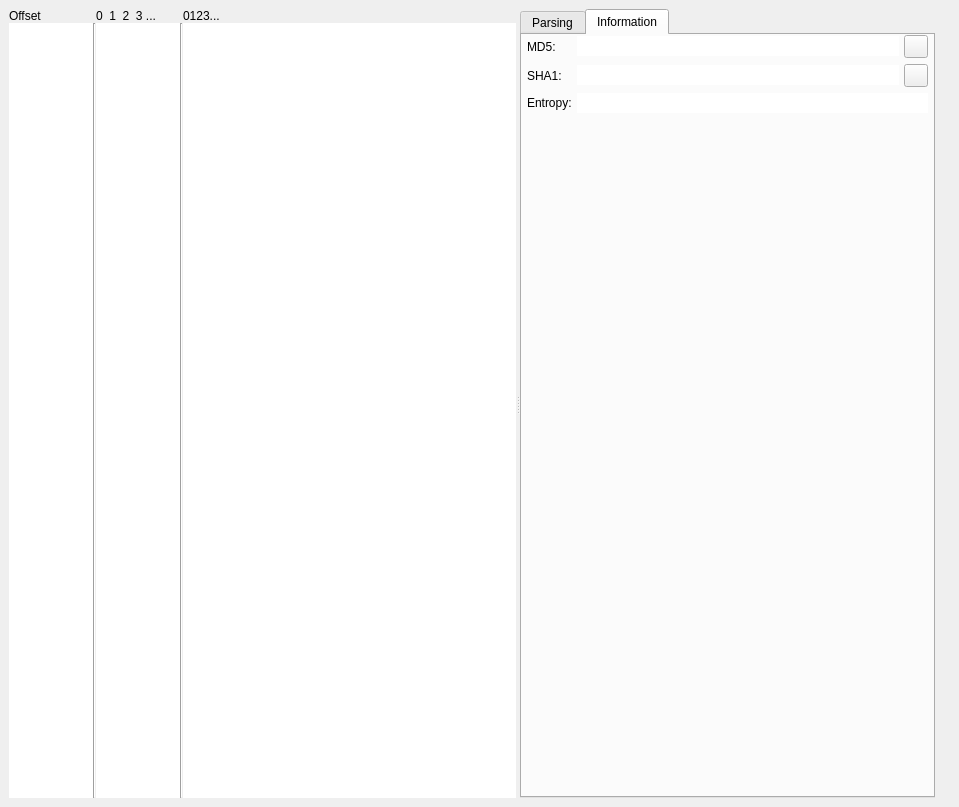
rizinorg/cutter, file src/widgets/HexdumpWidget.ui: the form before one commit.
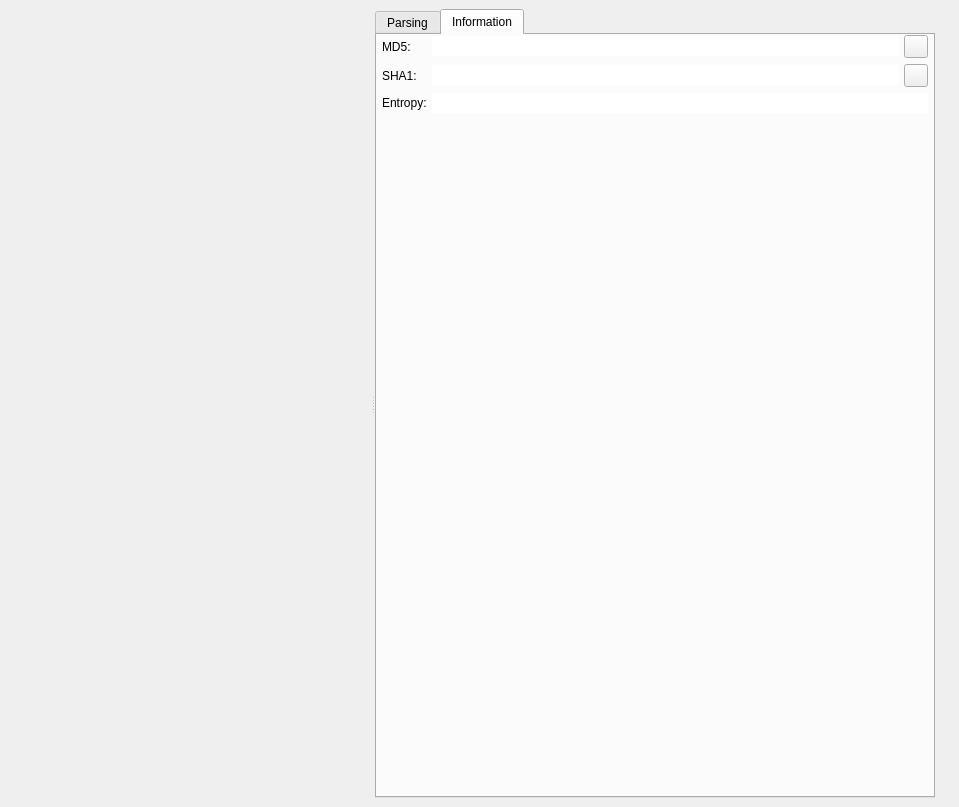
The form after the commit. Icons and pictures are not drawn. Custom widgets are drawn as their Qt base class.

Commit message: Seperate Widget showing grid of bytes from rest of the hexdump panel.

```diff
--- a/src/widgets/HexdumpWidget.ui
+++ b/src/widgets/HexdumpWidget.ui
@@ -32,192 +32,13 @@
       <property name="orientation">
        <enum>Qt::Horizontal</enum>
       </property>
-      <widget class="QScrollArea" name="scrollArea">
+      <widget class="HexTextView" name="hexTextView">
        <property name="frameShape">
         <enum>QFrame::NoFrame</enum>
        </property>
        <property name="widgetResizable">
         <bool>true</bool>
        </property>
-       <widget class="QWidget" name="scrollAreaWidgetContents">
-        <property name="geometry">
-         <rect>
-          <x>0</x>
-          <y>0</y>
-          <width>515</width>
-          <height>770</height>
-         </rect>
-        </property>
-        <layout class="QGridLayout" name="gridLayout_2" columnstretch="0,0,0,0,1">
-         <property name="leftMargin">
-          <number>0</number>
-         </property>
-         <property name="topMargin">
-          <number>0</number>
-         </property>
-         <property name="rightMargin">
-          <number>0</number>
-         </property>
-         <property name="bottomMargin">
-          <number>0</number>
-         </property>
-         <property name="spacing">
-          <number>0</number>
-         </property>
-         <item row="1" column="3">
-          <widget class="Line" name="line_2">
-           <property name="orientation">
-            <enum>Qt::Vertical</enum>
-           </property>
-          </widget>
-         </item>
-         <item row="0" column="2">
-          <widget class="QLabel" name="hexHeaderLabel">
-           <property name="sizePolicy">
-            <sizepolicy hsizetype="Minimum" vsizetype="Preferred">
-             <horstretch>0</horstretch>
-             <verstretch>0</verstretch>
-            </sizepolicy>
-           </property>
-           <property name="text">
-            <string>0  1  2  3 ...</string>
-           </property>
-          </widget>
-         </item>
-         <item row="1" column="0">
-          <widget class="QTextEdit" name="hexOffsetText">
-           <property name="sizePolicy">
-            <sizepolicy hsizetype="Minimum" vsizetype="Expanding">
-             <horstretch>0</horstretch>
-             <verstretch>0</verstretch>
-            </sizepolicy>
-           </property>
-           <property name="acceptDrops">
-            <bool>false</bool>
-           </property>
-           <property name="frameShape">
-            <enum>QFrame::NoFrame</enum>
-           </property>
-           <property name="lineWidth">
-            <number>0</number>
-           </property>
-           <property name="verticalScrollBarPolicy">
-            <enum>Qt::ScrollBarAlwaysOff</enum>
-           </property>
-           <property name="horizontalScrollBarPolicy">
-            <enum>Qt::ScrollBarAlwaysOff</enum>
-           </property>
-           <property name="sizeAdjustPolicy">
-            <enum>QAbstractScrollArea::AdjustToContents</enum>
-           </property>
-           <property name="textInteractionFlags">
-            <set>Qt::TextSelectableByKeyboard|Qt::TextSelectableByMouse</set>
-           </property>
-          </widget>
-         </item>
-         <item row="0" column="4">
-          <widget class="QLabel" name="asciiHeaderLabel">
-           <property name="sizePolicy">
-            <sizepolicy hsizetype="Ignored" vsizetype="Preferred">
-             <horstretch>0</horstretch>
-             <verstretch>0</verstretch>
-            </sizepolicy>
-           </property>
-           <property name="text">
-            <string>0123...</string>
-           </property>
-          </widget>
-         </item>
-         <item row="0" column="0">
-          <widget class="QLabel" name="offsetHeaderLabel">
-           <property name="text">
-            <string>Offset</string>
-           </property>
-          </widget>
-         </item>
-         <item row="1" column="4">
-          <widget class="QTextEdit" name="hexASCIIText">
-           <property name="sizePolicy">
-            <sizepolicy hsizetype="MinimumExpanding" vsizetype="Expanding">
-             <horstretch>0</horstretch>
-             <verstretch>0</verstretch>
-            </sizepolicy>
-           </property>
-           <property name="font">
-            <font>
-             <family>Anonymous Pro</family>
-             <pointsize>13</pointsize>
-            </font>
-           </property>
-           <property name="acceptDrops">
-            <bool>false</bool>
-           </property>
-           <property name="frameShape">
-            <enum>QFrame::NoFrame</enum>
-           </property>
-           <property name="lineWidth">
-            <number>0</number>
-           </property>
-           <property name="verticalScrollBarPolicy">
-            <enum>Qt::ScrollBarAlwaysOff</enum>
-           </property>
-           <property name="horizontalScrollBarPolicy">
-            <enum>Qt::ScrollBarAlwaysOff</enum>
-           </property>
-           <property name="sizeAdjustPolicy">
-            <enum>QAbstractScrollArea::AdjustToContents</enum>
-           </property>
-           <property name="lineWrapMode">
-            <enum>QTextEdit::NoWrap</enum>
-           </property>
-           <property name="cursorWidth">
-            <number>3</number>
-           </property>
-           <property name="textInteractionFlags">
-            <set>Qt::TextSelectableByKeyboard|Qt::TextSelectableByMouse</set>
-           </property>
-          </widget>
-         </item>
-         <item row="1" column="1">
-          <widget class="Line" name="line">
-           <property name="orientation">
-            <enum>Qt::Vertical</enum>
-           </property>
-          </widget>
-         </item>
-         <item row="1" column="2">
-          <widget class="QTextEdit" name="hexHexText">
-           <property name="sizePolicy">
-            <sizepolicy hsizetype="Minimum" vsizetype="Expanding">
-             <horstretch>0</horstretch>
-             <verstretch>0</verstretch>
-            </sizepolicy>
-           </property>
-           <property name="acceptDrops">
-            <bool>false</bool>
-           </property>
-           <property name="frameShape">
-            <enum>QFrame::NoFrame</enum>
-           </property>
-           <property name="lineWidth">
-            <number>0</number>
-           </property>
-           <property name="verticalScrollBarPolicy">
-            <enum>Qt::ScrollBarAlwaysOff</enum>
-           </property>
-           <property name="horizontalScrollBarPolicy">
-            <enum>Qt::ScrollBarAlwaysOff</enum>
-           </property>
-           <property name="sizeAdjustPolicy">
-            <enum>QAbstractScrollArea::AdjustToContents</enum>
-           </property>
-           <property name="textInteractionFlags">
-            <set>Qt::TextSelectableByKeyboard|Qt::TextSelectableByMouse</set>
-           </property>
-          </widget>
-         </item>
-        </layout>
-       </widget>
       </widget>
       <widget class="QTabWidget" name="hexSideTab_2">
        <property name="sizePolicy">
@@ -934,6 +755,14 @@
    </property>
   </action>
  </widget>
+ <customwidgets>
+  <customwidget>
+   <class>HexTextView</class>
+   <extends>QScrollArea</extends>
+   <header>HexTextView.h</header>
+   <container>1</container>
+  </customwidget>
+ </customwidgets>
  <resources>
   <include location="../resources.qrc"/>
  </resources>
```
Left out of the diff: 83 changed lines with no effect on the pictures. The commit also changes 6 other files.
